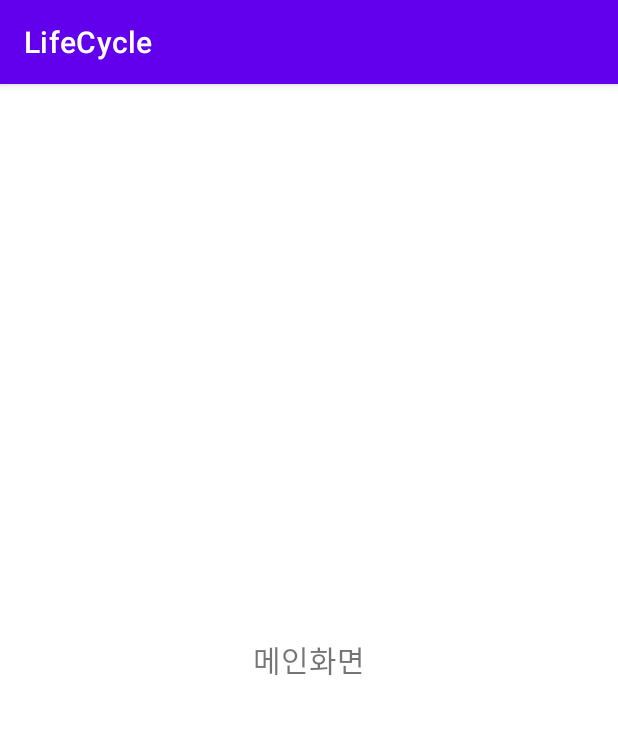
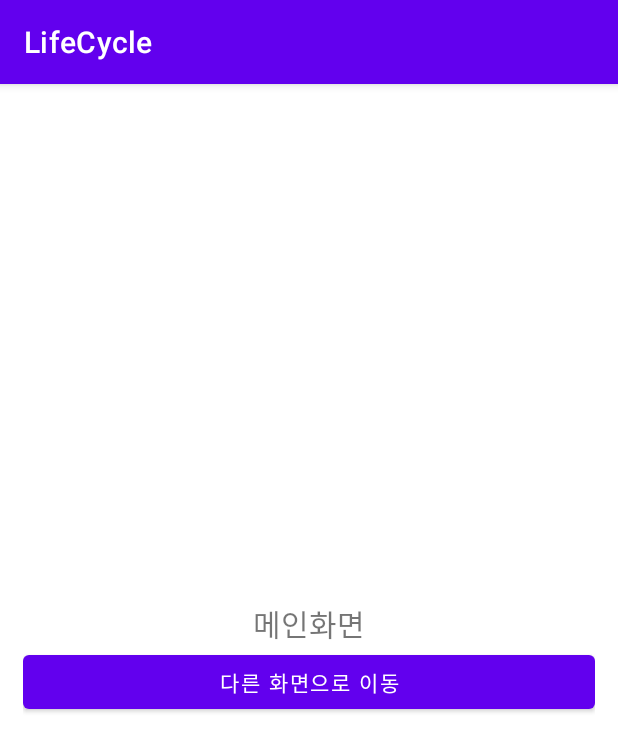
Before and after one commit to KIMHAUN/LifeCycle, an Android app: the screen it shows after launch (MainActivity), on a phone screen of 412 x 824 dp. Shown: the top 752 px of the screen. Run offline under Robolectric (Android 15) with nearby library versions, the phone set to English and light mode, and no system bars.

```diff
--- a/app/build.gradle
+++ b/app/build.gradle
@@ -1,6 +1,7 @@
 plugins {
     id 'com.android.application'
     id 'kotlin-android'
+    id 'kotlin-android-extensions'
 }
 
 android {
--- a/app/src/main/java/com/appisna/blogspot/lifecycle/MainActivity.kt
+++ b/app/src/main/java/com/appisna/blogspot/lifecycle/MainActivity.kt
@@ -1,8 +1,10 @@
 package com.appisna.blogspot.lifecycle
 
+import android.content.Intent
 import androidx.appcompat.app.AppCompatActivity
 import android.os.Bundle
 import android.util.Log
+import kotlinx.android.synthetic.main.activity_main.*
 
 class MainActivity : BaseActivity() {
     override fun onCreate(savedInstanceState: Bundle?) {
@@ -16,6 +18,12 @@ class MainActivity : BaseActivity() {
     }
     override fun setupEvents() {
 
+        moveBtn.setOnClickListener {
+            //intent를 통해 실행될 때마다 onCreate가 항상 다시 실행됨.
+            var myIntent = Intent(mContext, OtherActivity::class.java)
+            startActivity(myIntent)
+        }
+
     }
 
     override fun setValues() {
--- a/app/src/main/res/layout/activity_main.xml
+++ b/app/src/main/res/layout/activity_main.xml
@@ -6,6 +6,7 @@
     android:layout_height="match_parent"
     android:orientation="vertical"
     android:gravity="center"
+    android:padding="15dp"
     tools:context=".MainActivity">
 
     <TextView
@@ -14,5 +15,12 @@
         android:text="메인화면"
         android:textSize="20sp"/>
 
+    <Button
+        android:id="@+id/moveBtn"
+        android:layout_width="match_parent"
+        android:layout_height="wrap_content"
+        android:text="다른 화면으로 이동"/>
+
+
 
 </LinearLayout>
```
